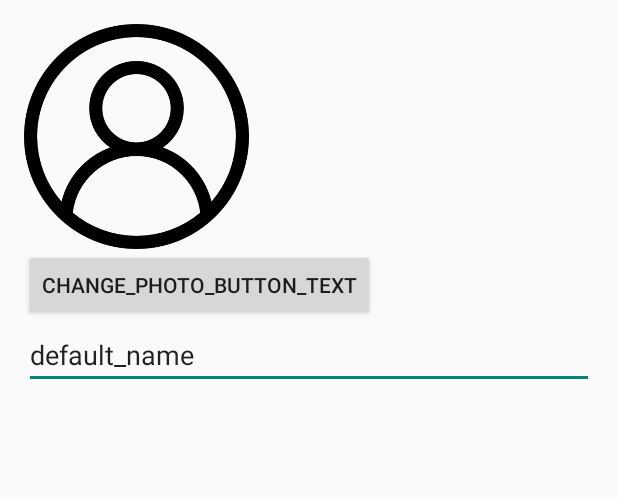
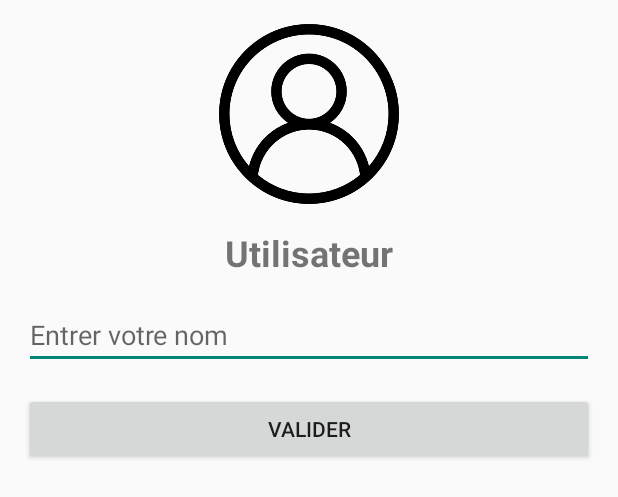
Before and after one commit to Guetguet6/bubble, an Android app built with Jetpack Compose: the layout profil.xml on its own in the app's theme, with its tools: preview values and no code run, on a phone screen of 412 x 824 dp. Shown: the top 497 px of the screen. Run offline under Robolectric (Android 15) with nearby library versions, the phone set to English and light mode, and no system bars.

Commit message:
Profil page sans changement image fonctionnel #6

```diff
--- a/app/src/main/res/layout/profil.xml
+++ b/app/src/main/res/layout/profil.xml
@@ -6,23 +6,35 @@
     android:padding="16dp">
 
     <ImageView
-        android:id="@+id/profile_image"
-        android:layout_width="150dp"
-        android:layout_height="150dp"
+        android:id="@+id/profileImageView"
+        android:layout_width="120dp"
+        android:layout_height="120dp"
         android:src="@drawable/default_profile_image"
-        android:contentDescription="profile_image_description"/>
+        android:layout_gravity="center_horizontal"/>
+
+    <TextView
+        android:id="@+id/nameTextView"
+        android:layout_width="wrap_content"
+        android:layout_height="wrap_content"
+        android:text="@string/default_name"
+        android:textSize="24sp"
+        android:textStyle="bold"
+        android:layout_gravity="center_horizontal"
+        android:layout_marginTop="16dp"/>
+
+    <EditText
+        android:id="@+id/nameEditText"
+        android:layout_width="match_parent"
+        android:layout_height="wrap_content"
+        android:hint="@string/name_hint"
+        android:inputType="text"
+        android:layout_marginTop="16dp"/>
 
     <Button
-        android:id="@+id/change_photo_button"
-        android:layout_width="wrap_content"
-        android:layout_height="wrap_content"
-        android:text="change_photo_button_text"/>
-
-    <EditText
-        android:id="@+id/name_edit_text"
+        android:id="@+id/saveButton"
         android:layout_width="match_parent"
         android:layout_height="wrap_content"
-        android:hint="name_hint"
-        android:text="default_name"/>
+        android:text="@string/save_button_text"
+        android:layout_marginTop="16dp"/>
 
 </LinearLayout>
--- a/app/src/main/res/values/strings.xml
+++ b/app/src/main/res/values/strings.xml
@@ -1,4 +1,6 @@
 <resources>
     <string name="app_name">BubbleApp</string>
     <string name="default_name">Utilisateur</string>
+    <string name="name_hint">Entrer votre nom</string>
+    <string name="save_button_text">Valider</string>
 </resources>
```
Also changed, not shown: app/src/main/java/ca/uqac/bubble/profil/ProfileActivity.kt (+114 -25 lines), app/src/main/AndroidManifest.xml (line endings or trailing spaces).
